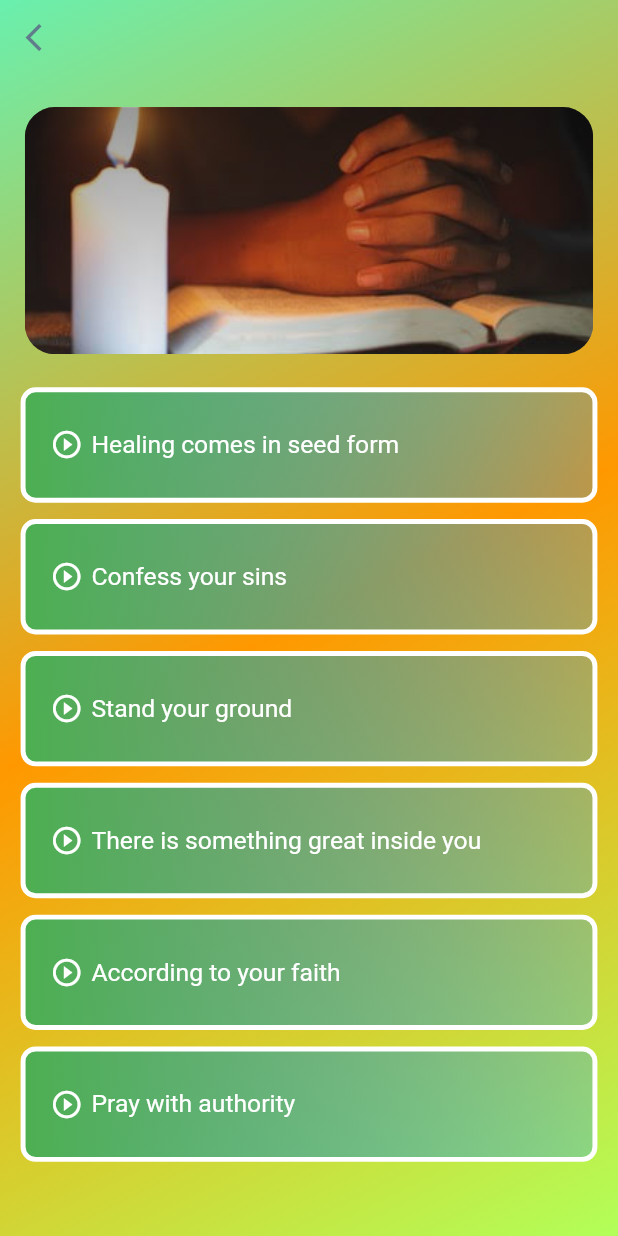
After one commit to igbokwenu/deep-breath, a Flutter app: the HealingScreen screen opened directly, on a phone screen of 412 x 824 dp. The commit adds this screen. Run offline on Flutter 3.47's test engine with Material 2 defaults, Android fonts, the phone set to English and light mode, and no system bars; our stand-ins replace animate_do, flutter_staggered_animations, get, just_audio, package_info_plus, rflutter_alert and 1 more; missing offline and left inert: audio_session.

Commit message:
Healing Screen

```diff
--- /dev/null
+++ b/lib/screens/home/components/healing.dart
@@ -0,0 +1,122 @@
+import 'package:deep_breath/components/constants.dart';
+import 'package:deep_breath/components/size_config.dart';
+import 'package:deep_breath/models/models.dart';
+import 'package:deep_breath/screens/audio_player/audio_player.dart';
+import 'package:flutter/material.dart';
+import 'package:flutter_staggered_animations/flutter_staggered_animations.dart';
+import 'package:get/get.dart';
+
+import '../home.dart';
+
+class HealingScreen extends StatelessWidget {
+  const HealingScreen({Key? key}) : super(key: key);
+
+  @override
+  Widget build(BuildContext context) {
+    VoidCallback press = () {
+      Get.off(() => HealingScreen());
+    };
+    return Container(
+      decoration: backGroundGradient(),
+      child: Scaffold(
+        backgroundColor: Colors.transparent,
+        appBar: AppBar(
+          toolbarHeight: getProportionateScreenWidth(45),
+          elevation: 0,
+          backgroundColor: Colors.transparent,
+          leading: IconButton(
+            icon: Icon(
+              Icons.arrow_back_ios,
+              color: Colors.blueGrey,
+              size: getProportionateScreenWidth(20),
+            ),
+            onPressed: () {
+              Get.off(() => Home());
+            },
+          ),
+        ),
+        body: SafeArea(
+          child: SingleChildScrollView(
+            child: AnimationLimiter(
+              child: Column(
+                children: AnimationConfiguration.toStaggeredList(
+                  duration: const Duration(milliseconds: 600),
+                  childAnimationBuilder: (widget) => SlideAnimation(
+                    horizontalOffset: 50.0,
+                    child: ScaleAnimation(
+                      child: widget,
+                    ),
+                  ),
+                  children: [
+                    HomeTopBanner(),
+                    ScriptureList(
+                      text: 'Healing comes in seed form',
+                      press: () {
+                        Get.to(() => MyApp(
+                              url:
+                                  "https://firebasestorage.googleapis.com/v0/b/official-deep-breath.appspot.com/o/deepBreath%2FAudio%2FHealing%2FHealing%20comes%20in%20seed%20form.mp3?alt=media&token=ddf52e07-8f8c-4e35-b182-15f812c7a510",
+                              press: press,
+                            ));
+                      },
+                    ),
+                    ScriptureList(
+                      text: 'Confess your sins',
+                      press: () {
+                        Get.to(() => MyApp(
+                              url:
+                                  "https://firebasestorage.googleapis.com/v0/b/official-deep-breath.appspot.com/o/deepBreath%2FAudio%2FHealing%2FConfess%20your%20sins.mp3?alt=media&token=0c35a7c8-dbd4-4ab4-a5a8-2e63a4c613db",
+                              press: press,
+                            ));
+                      },
+                    ),
+                    ScriptureList(
+                      text: 'Stand your ground',
+                      press: () {
+                        Get.to(() => MyApp(
+                              url:
+                                  "https://firebasestorage.googleapis.com/v0/b/official-deep-breath.appspot.com/o/deepBreath%2FAudio%2FHealing%2F3.%20stand%20your%20ground.mp3?alt=media&token=fe3986e7-1c55-499c-b8aa-5c842a548603",
+                              press: press,
+                            ));
+                      },
+                    ),
+                    ScriptureList(
+                      text: 'There is something great inside you',
+                      press: () {
+                        Get.to(() => MyApp(
+                              url:
+                                  "https://firebasestorage.googleapis.com/v0/b/official-deep-breath.appspot.com/o/deepBreath%2FAudio%2FHealing%2F4.%20There's%20something%20great%20inside%20you.mp3?alt=media&token=586df2e9-1bb9-4663-b114-81628e6803c7",
+                              press: press,
+                            ));
+                      },
+                    ),
+                    ScriptureList(
+                      text: 'According to your faith',
+                      press: () {
+                        Get.to(() => MyApp(
+                              url:
+                                  "https://firebasestorage.googleapis.com/v0/b/official-deep-breath.appspot.com/o/deepBreath%2FAudio%2FHealing%2F5.%20According%20to%20your%20faith.mp3?alt=media&token=65f75b5e-ddef-4b79-a24e-fcc7d6377fbc",
+                              press: press,
+                            ));
+                      },
+                    ),
+                    ScriptureList(
+                      text: "Pray with authority",
+                      press: () {
+                        Get.to(
+                          MyApp(
+                              url:
+                                  "https://firebasestorage.googleapis.com/v0/b/official-deep-breath.appspot.com/o/deepBreath%2FAudio%2FHealing%2F6.%20Pray%20with%20authority.mp3?alt=media&token=a3bc851a-14e0-4a4d-8482-ad7091a37d68",
+                              press: press),
+                        );
+                      },
+                    ),
+                  ],
+                ),
+              ),
+            ),
+          ),
+        ),
+      ),
+    );
+  }
+}
--- a/lib/screens/home/home.dart
+++ b/lib/screens/home/home.dart
@@ -2,6 +2,7 @@ import 'package:animate_do/animate_do.dart';
 import 'package:deep_breath/components/constants.dart';
 import 'package:deep_breath/components/size_config.dart';
 import 'package:deep_breath/models/models.dart';
+import 'package:deep_breath/screens/home/components/healing.dart';
 import 'package:flutter/material.dart';
 import 'package:get/get.dart';
 import 'package:package_info_plus/package_info_plus.dart';
@@ -127,7 +128,7 @@ class _HomeState extends State<Home> {
                     child: HomeItem(
                       subText: 'sickness',
                       image: 'assets/images/sickness.gif',
-                      press: () => Get.off(() => AnxietyScreen()),
+                      press: () => Get.off(() => HealingScreen()),
                     ),
                   ),
                   FadeInRight(
```
